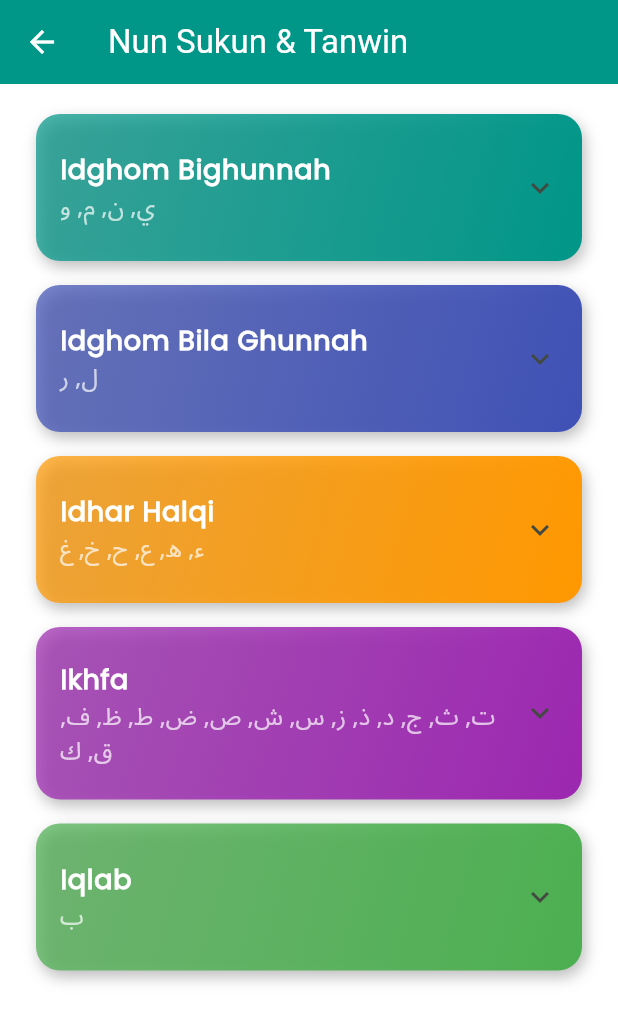
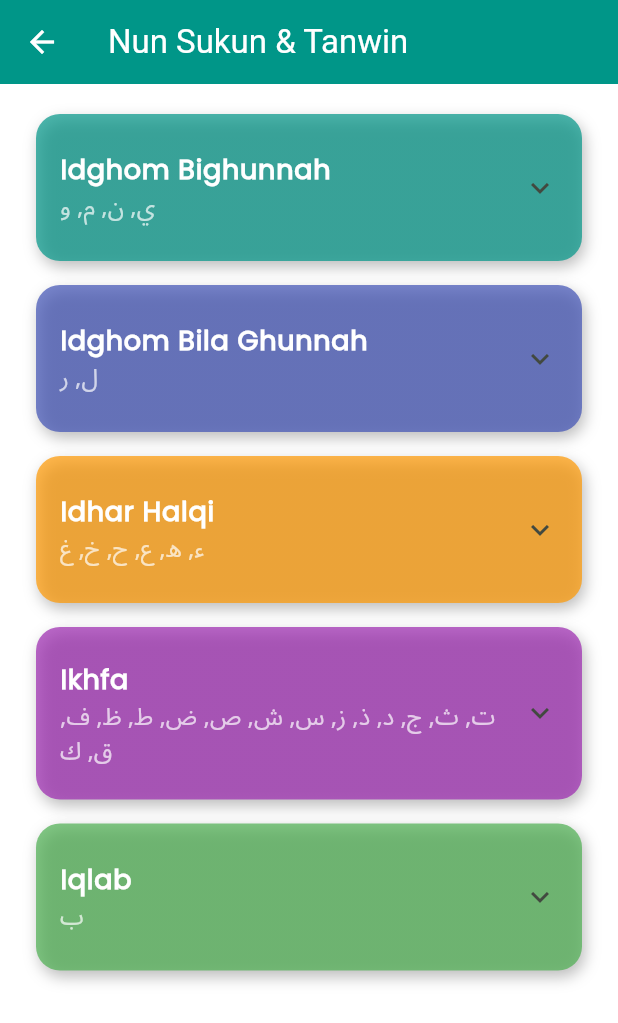
Before and after one commit to themasfebrianto/tartile, a Flutter app: the screen it shows after launch, after a tap on "نْ ً ٍ ٌ", on a phone screen of 412 x 824 dp. Shown: the top 1023 px of the screen. Run offline on Flutter 3.47's test engine with Material 3 defaults, Android fonts, the light colour scheme and no system bars; our stand-ins replace flutter_markdown, sqflite; accounts and stored records are empty.

Commit message:
feat(tajwid): refactor tajwid rule model and update examples handling

```diff
--- a/lib/features/tajwid/data/dataSources/tajwid_db_helper.dart
+++ b/lib/features/tajwid/data/dataSources/tajwid_db_helper.dart
@@ -1,3 +1,4 @@
+import 'dart:convert';
 import 'package:path/path.dart';
 import 'package:sqflite/sqflite.dart';
 import 'package:tartile/features/tajwid/data/dataSources/Seed/tajwid_categories_seed.dart';
@@ -19,7 +20,9 @@ class TajwidDbHelper {
   Future<Database> _initDb() async {
     final dbPath = await getDatabasesPath();
     final path = join(dbPath, 'tajwid.db');
-    await deleteDatabase(join(await getDatabasesPath(), 'tajwid.db'));
+
+    await deleteDatabase(path);
+
     return await openDatabase(path, version: 1, onCreate: _onCreate);
   }
 
@@ -48,7 +51,6 @@ class TajwidDbHelper {
     ''');
 
     // === SEED DATA ===
-
     for (var category in tajwidCategoriesSeed) {
       await db.insert('categories', category.toMap());
     }
@@ -57,4 +59,10 @@ class TajwidDbHelper {
       await db.insert('rules', rule.toMap());
     }
   }
+
+  static Map<String, String> parseExamples(String? jsonStr) {
+    if (jsonStr == null || jsonStr.isEmpty) return {};
+    final decoded = jsonDecode(jsonStr) as Map<String, dynamic>;
+    return decoded.map((key, value) => MapEntry(key, value.toString()));
+  }
 }
--- /dev/null
+++ b/lib/features/tajwid/data/models/tajiwd_rule_dto.dart
@@ -0,0 +1,41 @@
+import 'dart:convert';
+
+import 'package:tartile/features/tajwid/data/models/tajwid_rule.dart';
+
+class TajwidRuleDto {
+  final String id;
+  final String categoryId;
+  final String title;
+  final String explanation;
+  final String letters;
+  final Map<String, String> examples;
+
+  const TajwidRuleDto({
+    required this.id,
+    required this.categoryId,
+    required this.title,
+    required this.explanation,
+    required this.letters,
+    required this.examples,
+  });
+
+  TajwidRuleModel toModel() => TajwidRuleModel(
+    id: id,
+    categoryId: categoryId,
+    title: title,
+    explanation: explanation,
+    letters: letters,
+    examples: jsonEncode(examples),
+  );
+
+  Map<String, dynamic> toMap() {
+    return {
+      'id': id,
+      'categoryId': categoryId,
+      'title': title,
+      'explanation': explanation,
+      'letters': letters,
+      'examples': jsonEncode(examples), // sudah JSON string
+    };
+  }
+}
--- a/lib/features/tajwid/data/models/tajwid_rule.dart
+++ b/lib/features/tajwid/data/models/tajwid_rule.dart
@@ -1,3 +1,4 @@
+import 'dart:convert';
 import '../../domain/entities/tajwid_rule_entity.dart';
 
 class TajwidRuleModel extends TajwidRuleEntity {
@@ -10,26 +11,44 @@ class TajwidRuleModel extends TajwidRuleEntity {
     required super.examples,
   });
 
+  /// Buat dari Map DB atau seeder
   factory TajwidRuleModel.fromMap(Map<String, dynamic> map) {
+    Map<String, String> examplesMap = {};
+
+    final rawExamples = map['examples'];
+
+    if (rawExamples != null) {
+      if (rawExamples is String && rawExamples.isNotEmpty) {
+        // dari DB: JSON string -> Map
+        final decoded = jsonDecode(rawExamples) as Map<String, dynamic>;
+        examplesMap = decoded.map((k, v) => MapEntry(k, v.toString()));
+      } else if (rawExamples is Map) {
+        // dari seeder: Map langsung
+        examplesMap = Map<String, String>.from(rawExamples);
+      }
+    }
+
     return TajwidRuleModel(
-      id: map['id'],
-      categoryId: map['categoryId'],
-      title: map['title'],
-      explanation: map['explanation'] ?? '',
-      letters: map['letters'] ?? '',
-      examples: map['examples'] ?? '',
+      id: map['id'] as String,
+      categoryId: map['categoryId'] as String,
+      title: map['title'] as String,
+      explanation: map['explanation'] as String? ?? '',
+      letters: map['letters'] as String? ?? '',
+      examples: jsonEncode(examplesMap),
     );
   }
 
+  /// Convert ke Map untuk DB
   Map<String, dynamic> toMap() => {
     'id': id,
     'categoryId': categoryId,
     'title': title,
     'explanation': explanation,
     'letters': letters,
-    'examples': examples,
+    'examples': jsonEncode(examples),
   };
 
+  /// Convert ke Entity
   TajwidRuleEntity toEntity() {
     return TajwidRuleEntity(
       id: id,
--- a/lib/features/tajwid/presentation/widgets/rule_card.dart
+++ b/lib/features/tajwid/presentation/widgets/rule_card.dart
@@ -1,3 +1,4 @@
+import 'dart:convert';
 import 'package:flutter/material.dart';
 import 'package:flutter_markdown/flutter_markdown.dart';
 import '../../domain/entities/tajwid_rule_entity.dart';
@@ -18,12 +19,19 @@ class TajwidRuleCard extends StatelessWidget {
 
   @override
   Widget build(BuildContext context) {
+    // Decode examples JSON string ke Map
+    Map<String, String> examplesMap = {};
+    if (rule.examples.isNotEmpty) {
+      final decoded = jsonDecode(rule.examples) as Map<String, dynamic>;
+      examplesMap = decoded.map((k, v) => MapEntry(k, v.toString()));
+    }
+
     return Container(
       margin: const EdgeInsets.symmetric(vertical: 8, horizontal: 12),
       decoration: BoxDecoration(
         borderRadius: BorderRadius.circular(16),
         gradient: LinearGradient(
-          colors: [color.withValues(alpha: 0.7), color..withValues(alpha: 0.7)],
+          colors: [color.withValues(alpha: 0.7), color.withValues(alpha: 0.7)],
           begin: Alignment.topLeft,
           end: Alignment.bottomRight,
         ),
@@ -46,7 +54,7 @@ class TajwidRuleCard extends StatelessWidget {
             ),
             subtitle: Text(
               rule.letters,
-              style: TextStyle(
+              style: const TextStyle(
                 fontFamily: 'NotoSansArabic',
                 color: Colors.white70,
                 fontSize: 16,
@@ -54,14 +62,13 @@ class TajwidRuleCard extends StatelessWidget {
             ),
             title: Text(
               rule.title,
-              style: TextStyle(
+              style: const TextStyle(
                 fontFamily: 'Poppins',
                 color: Colors.white,
                 fontWeight: FontWeight.w600,
                 fontSize: 18,
               ),
             ),
-
             childrenPadding: const EdgeInsets.symmetric(
               horizontal: 16,
               vertical: 16,
@@ -69,12 +76,11 @@ class TajwidRuleCard extends StatelessWidget {
             initiallyExpanded: isExpanded,
             onExpansionChanged: onExpansionChanged,
             children: [
-              // Penjelasan hukum dengan Markdown
               MarkdownBody(
                 data: rule.explanation,
                 styleSheet: MarkdownStyleSheet.fromTheme(Theme.of(context))
                     .copyWith(
-                      p: TextStyle(
+                      p: const TextStyle(
                         fontFamily: 'Poppins',
                         color: Colors.white70,
                         fontSize: 16,
@@ -83,7 +89,6 @@ class TajwidRuleCard extends StatelessWidget {
                     ),
               ),
               const SizedBox(height: 16),
-              // Contoh bacaan sebagai nested card
               Container(
                 width: double.infinity,
                 decoration: BoxDecoration(
@@ -94,7 +99,7 @@ class TajwidRuleCard extends StatelessWidget {
                 child: Column(
                   crossAxisAlignment: CrossAxisAlignment.start,
                   children: [
-                    Text(
+                    const Text(
                       'Contoh:',
                       style: TextStyle(
                         fontFamily: 'Poppins',
@@ -106,21 +111,28 @@ class TajwidRuleCard extends StatelessWidget {
                     const SizedBox(height: 12),
                     Column(
                       crossAxisAlignment: CrossAxisAlignment.start,
-                      children: rule.examples.split('\n').map((ayat) {
+                      children: examplesMap.entries.map((entry) {
                         return Padding(
                           padding: const EdgeInsets.symmetric(vertical: 6),
-                          child: Row(
+                          child: Column(
                             crossAxisAlignment: CrossAxisAlignment.start,
                             children: [
-                              Expanded(
-                                child: Text(
-                                  ayat,
-                                  style: TextStyle(
-                                    fontFamily: 'ScheherazadeNew',
-                                    color: Colors.white,
-                                    fontSize: 28,
-                                    height: 1.8,
-                                  ),
+                              Text(
+                                entry.key,
+                                style: const TextStyle(
+                                  fontFamily: 'ScheherazadeNew',
+                                  color: Colors.white,
+                                  fontSize: 28,
+                                  height: 1.8,
+                                ),
+                              ),
+                              const SizedBox(height: 4),
+                              Text(
+                                entry.value,
+                                style: const TextStyle(
+                                  fontFamily: 'Poppins',
+                                  color: Colors.white70,
+                                  fontSize: 16,
                                 ),
                               ),
                             ],
```
Also changed, not shown: lib/features/tajwid/data/dataSources/Seed/tajwid_nun_sukun_tanwin_seed.dart (+36 -36 lines).
